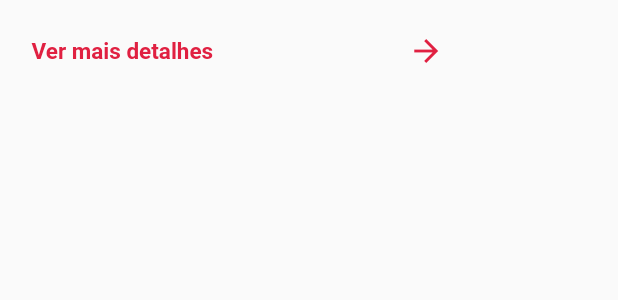
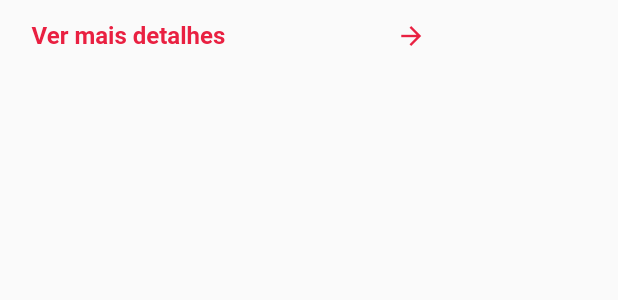
Before and after one commit to felipesses/ominstack-beTheHero-flutter, a Flutter app: the DetailsButton widget shown alone on an empty page, opened directly, on a phone screen of 412 x 824 dp. Shown: the top 300 px of the screen. Run offline on Flutter 3.47's test engine with Material 2 defaults, Android fonts, the phone set to English and light mode, and no system bars; our stand-ins replace flutter_money_formatter, google_fonts; network calls fail.

Commit message:
design update

```diff
--- a/lib/shared/details_button.dart
+++ b/lib/shared/details_button.dart
@@ -11,7 +11,7 @@ class DetailsButton extends StatelessWidget {
   Widget build(BuildContext context) {
     return Builder(builder: (context) {
       return Padding(
-        padding: EdgeInsets.fromLTRB(5, 10, 0, 0),
+        padding: EdgeInsets.fromLTRB(5, 0, 0, 0),
         child: Row(
           children: <Widget>[
             FlatButton(
@@ -22,19 +22,24 @@ class DetailsButton extends StatelessWidget {
                   Text(
                     text,
                     style: GoogleFonts.roboto(
-                      fontSize: 15,
-                      color: Color(0xFFe02041),
+                      fontSize: 16,
+                      color: Color(0xFFE92041),
                       fontWeight: FontWeight.bold,
                     ),
                   ),
                   Container(
-                    padding: EdgeInsets.only(left: 130),
+                    padding: EdgeInsets.only(left: 100),
                     child: Row(
                       mainAxisAlignment: MainAxisAlignment.end,
                       children: <Widget>[
-                        Icon(
-                          Icons.arrow_forward,
-                          color: Color(0xFFe02041),
+                        IconButton(
+                          iconSize: 20.0,
+                          icon: Icon(Icons.arrow_forward),
+                          disabledColor: Color(0xFFE92041),
+                          focusColor: Color(0xFFE92041),
+                          highlightColor: Color(0xFFE92041),
+                          hoverColor: Color(0xFFE92041),
+                          splashColor: Color(0xFFE92041),
                         ),
                       ],
                     ),
--- a/lib/shared/incident_property.dart
+++ b/lib/shared/incident_property.dart
@@ -10,7 +10,7 @@ class IncidentProperty extends StatelessWidget {
   Widget build(BuildContext context) {
     return Builder(builder: (context) {
       return Padding(
-        padding: EdgeInsets.fromLTRB(20, 20, 0, 0),
+        padding: EdgeInsets.fromLTRB(20, 25, 0, 0),
         child: Text(
           '${text}',
           style: GoogleFonts.roboto(
--- a/lib/shared/incident_value.dart
+++ b/lib/shared/incident_value.dart
@@ -10,7 +10,7 @@ class IncidentValue extends StatelessWidget {
   Widget build(BuildContext context) {
     return Builder(builder: (context) {
       return Padding(
-        padding: EdgeInsets.fromLTRB(20, 8, 0, 0),
+        padding: EdgeInsets.fromLTRB(20, 10, 0, 5),
         child: Text(
           value,
           style: GoogleFonts.roboto(
```
Also changed, not shown: lib/pages/home_page.dart (+7 -9 lines).
